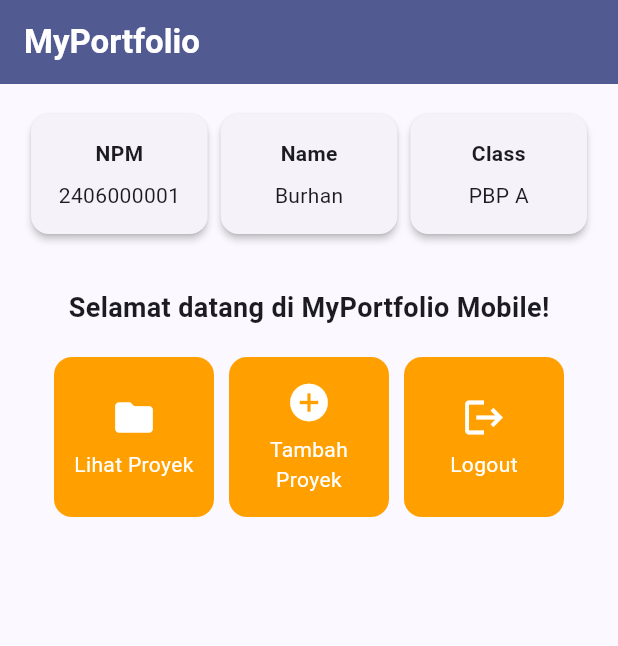
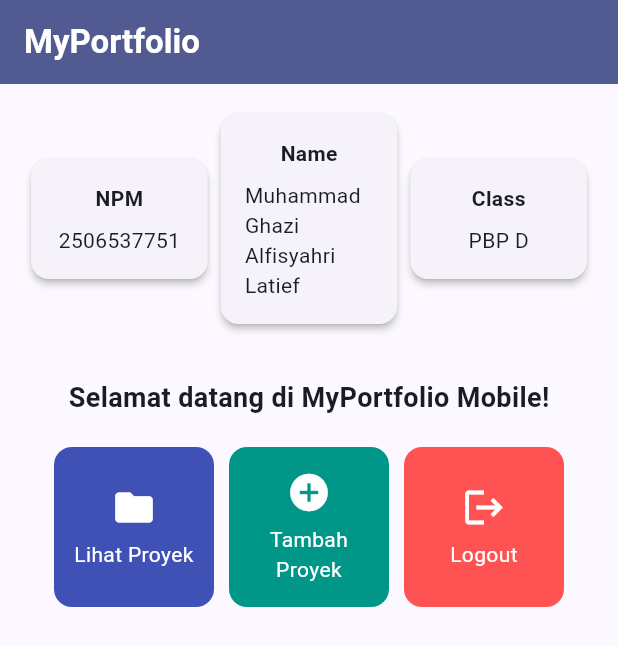
Before and after one commit to ntcapslmao/myportfolio-mobile, a Flutter app: the screen it shows after launch, on a phone screen of 412 x 824 dp. Shown: the top 646 px of the screen. Run offline on Flutter 3.47's test engine with Material 3 defaults, Android fonts, the phone set to English and light mode, and no system bars.

Commit message:
feat: added custom colours for buttons and personal data (name, npm, class).

```diff
--- a/lib/menu.dart
+++ b/lib/menu.dart
@@ -3,14 +3,14 @@ import 'package:flutter/material.dart';
 class MyHomePage extends StatelessWidget {
   MyHomePage({super.key});
 
-  final String npm = "2406000001";
-  final String nama = "Burhan";
-  final String kelas = "PBP A";
+  final String npm = "2506537751";
+  final String nama = "Muhammad Ghazi Alfisyahri Latief";
+  final String kelas = "PBP D";
 
   final List<ItemHomepage> items = [
-    ItemHomepage("Lihat Proyek", Icons.folder),
-    ItemHomepage("Tambah Proyek", Icons.add_circle),
-    ItemHomepage("Logout", Icons.logout),
+    ItemHomepage("Lihat Proyek", Icons.folder, Colors.indigo),
+    ItemHomepage("Tambah Proyek", Icons.add_circle, Colors.teal),
+    ItemHomepage("Logout", Icons.logout, Colors.redAccent),
   ];
 
     @override
@@ -119,8 +119,9 @@ class InfoCard extends StatelessWidget {
 class ItemHomepage {
   final String name;
   final IconData icon;
+  final Color color;
 
-  ItemHomepage(this.name, this.icon);
+  ItemHomepage(this.name, this.icon, this.color);
 }
 
 class ItemCard extends StatelessWidget {
@@ -132,7 +133,7 @@ class ItemCard extends StatelessWidget {
   Widget build(BuildContext context) {
     return Material(
       // Menggunakan warna sekunder dari skema tema aplikasi.
-      color: Theme.of(context).colorScheme.secondary,
+      color: item.color,
       borderRadius: BorderRadius.circular(12),
       child: InkWell(
         // Aksi ketika kartu ditekan oleh pengguna.
```
